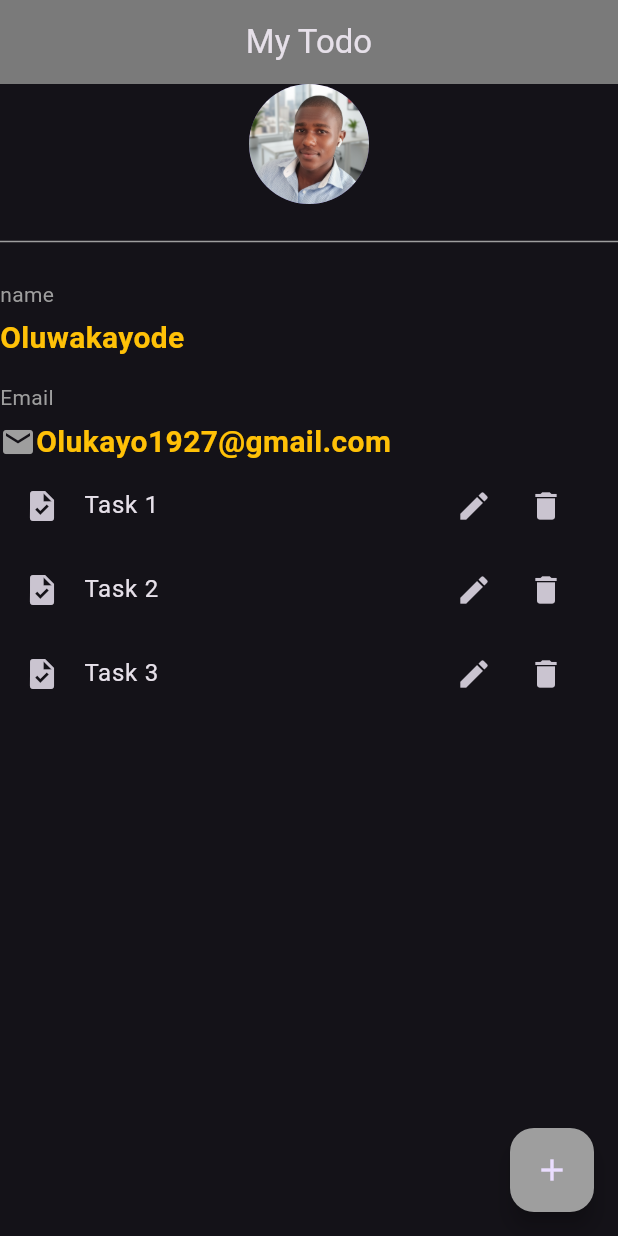
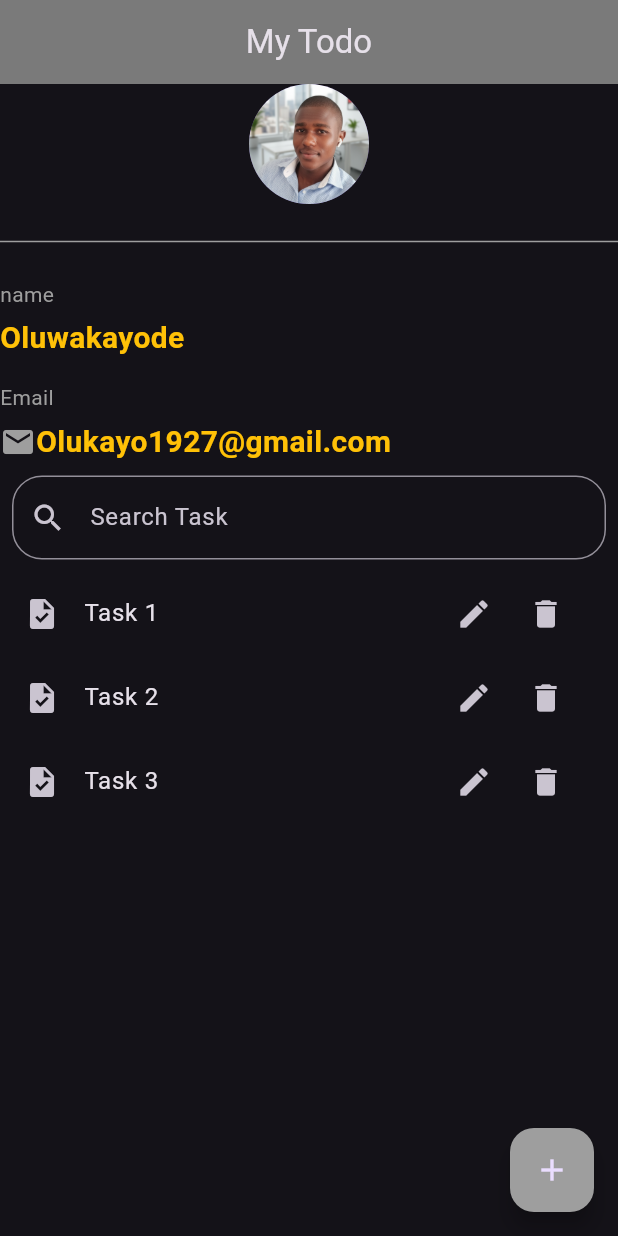
Before and after one commit to Federalkayo/personal_todo, a Flutter app: the screen it shows after launch, on a phone screen of 412 x 824 dp. Run offline on Flutter 3.47's test engine with Material 3 defaults, Android fonts, the light colour scheme and no system bars.

Commit message:
add search reature

```diff
--- a/lib/main.dart
+++ b/lib/main.dart
@@ -20,7 +20,16 @@ class myApp extends StatefulWidget {
 class _myAppState extends State<myApp> {
 
   //list of Strings
+  List<String> displayedTodos = [];
   final List<String> _myTodos = ['Task 1','Task 2','Task 3'];
+
+  @override
+  void initState() {
+    // TODO: implement initState
+    super.initState();
+
+    displayedTodos = List.from(_myTodos);
+  }
 
   //function for dialog box to edit Todo list
   void editTask(int index){
@@ -90,6 +99,7 @@ class _myAppState extends State<myApp> {
               onPressed: () {
                 setState(() {
                   _myTodos.add(newTask);
+                  displayedTodos = List.from(_myTodos);
                 });
                 Navigator.of(context).pop();
               },
@@ -118,6 +128,7 @@ class _myAppState extends State<myApp> {
               onPressed: () {
                 setState(() {
                   _myTodos.removeAt(index);
+                  displayedTodos = List.from(_myTodos);
                 });
                 Navigator.of(context).pop();
               },
@@ -190,11 +201,30 @@ class _myAppState extends State<myApp> {
               ),
             ],
           ),
+          Padding(
+            padding: const EdgeInsets.all(8.0),
+            child: TextField(
+              decoration: InputDecoration(
+                hintText: 'Search Task',
+                prefixIcon: Icon(Icons.search),
+                border: OutlineInputBorder(
+                  borderRadius: BorderRadius.circular(20),
+                )
+              ),
+              onChanged: (value) {
+                setState(() {
+                  displayedTodos = _myTodos
+                    .where((todo) => todo.toLowerCase().contains(value.toLowerCase()))
+                    .toList();
+                });
+              },
+            ),
+          ),
           Expanded(
             child: ListView.builder(
-              itemCount: _myTodos.length,
+              itemCount: displayedTodos.length,
               itemBuilder: (context, index) {
-                final todo = _myTodos[index];
+                final todo = displayedTodos[index];
 
                 return ListTile(
                   leading: Icon(Icons.task),
@@ -218,7 +248,7 @@ class _myAppState extends State<myApp> {
           ),
         ],
       ),
-      floatingActionButton: FloatingActionButton(onPressed: addTask, child: Icon(Icons.add),backgroundColor: Colors.grey, hoverColor: Colors.amber,),
+      floatingActionButton: FloatingActionButton(onPressed: addTask,backgroundColor: Colors.grey, hoverColor: Colors.amber, child: Icon(Icons.add),),
     );
   }
 }
```
